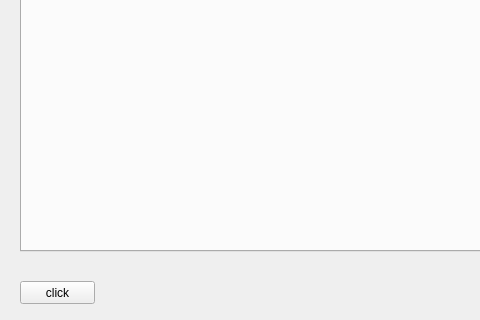
Above: more_window.ui from JACCCostring/NVDBPlugin before the change; both pictures show x 0 to 480 and y 349 to 669 of the 637 by 669 pixel window. Below: the same form after it.
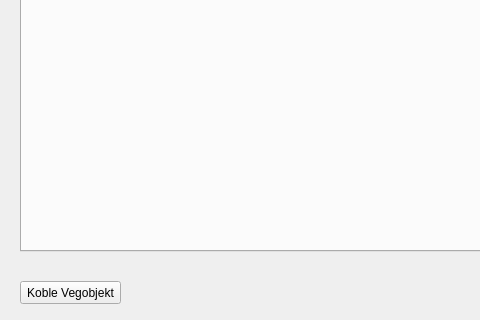
That is the form after the change.

Commit message: UI changes: more_window;nvdb_endring...ui

Diff of the .ui file:
```diff
--- a/more_window.ui
+++ b/more_window.ui
@@ -41,12 +41,12 @@
     <rect>
      <x>20</x>
      <y>630</y>
-     <width>75</width>
+     <width>101</width>
      <height>23</height>
     </rect>
    </property>
    <property name="text">
-    <string>click</string>
+    <string>Koble Vegobjekt</string>
    </property>
   </widget>
  </widget>
```
The commit also changes 1 other file.
